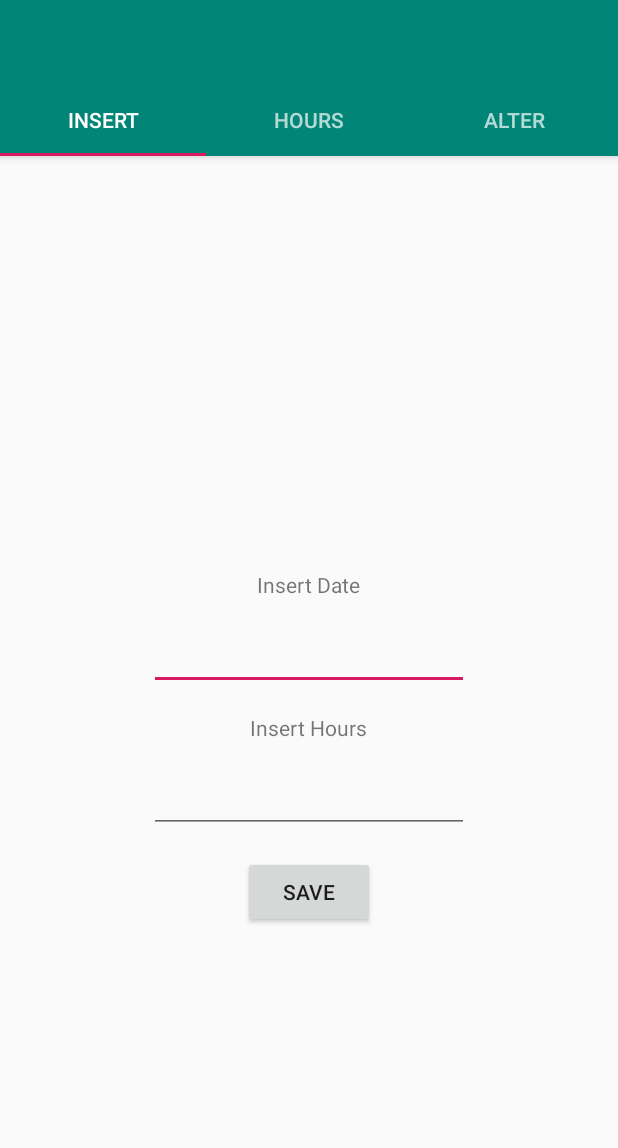
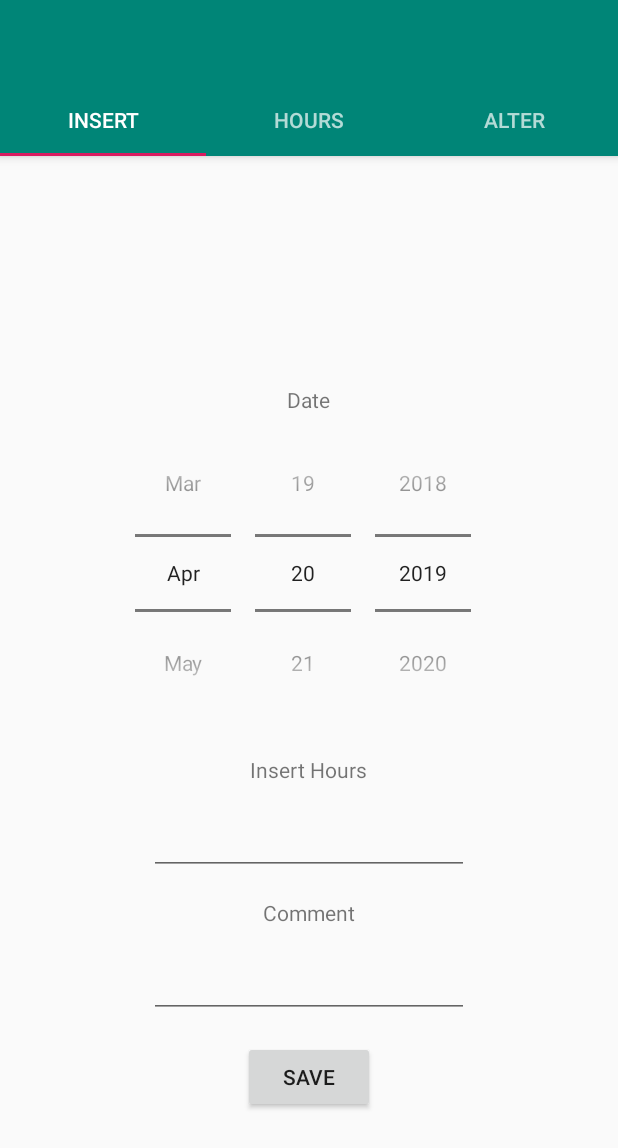
Before and after one commit to Sakkendalen/Work-Time-Tracker, an Android app: the screen it shows after launch (MainActivity), after a tap on "SAVE", on a phone screen of 412 x 824 dp. Shown: the top 1148 px of the screen. Run offline under Robolectric (Android 15) with nearby library versions, the phone set to English and light mode, and no system bars.

Commit message:
Update class databaseHandle.java
-Workhour have comnnet column
-Insert and alter hour tab date selection changed to datepicker

```diff
--- a/app/build.gradle
+++ b/app/build.gradle
@@ -25,7 +25,7 @@ android {
 }
 
 dependencies {
-    compile fileTree(dir: 'libs', include: ['*.jar'])
-    compile 'com.android.support:appcompat-v7:your_api_version_number.0.0'
-    compile 'com.android.support:design:+'
+    implementation fileTree(include: ['*.jar'], dir: 'libs')
+    implementation 'com.android.support:appcompat-v7:28.0.0'
+    implementation 'com.android.support:design:+'
 }
--- a/app/src/main/java/fi/tuni/work_time_tracker/DatabaseHandler.java
+++ b/app/src/main/java/fi/tuni/work_time_tracker/DatabaseHandler.java
@@ -1,5 +1,6 @@
 package fi.tuni.work_time_tracker;
 
+import android.annotation.SuppressLint;
 import android.content.ContentValues;
 import android.content.Context;
 import android.database.Cursor;
@@ -17,6 +18,7 @@ public class DatabaseHandler extends SQLiteOpenHelper {
     private static final String KEY_ID = "id";
     private static final String KEY_DAY = "day";
     private static final String KEY_HOURS = "hours";
+    private static final String KEY_COMMENT = "comment";
 
     public DatabaseHandler(Context context) {
         super(context, DATABASE_NAME, null, DATABASE_VERSION);
@@ -28,7 +30,7 @@ public class DatabaseHandler extends SQLiteOpenHelper {
     public void onCreate(SQLiteDatabase db) {
         String CREATE_WORKHOURS_TABLE = "CREATE TABLE " + TABLE_WORKHOURS + "("
                 + KEY_ID + " INTEGER PRIMARY KEY," + KEY_DAY + " TEXT,"
-                + KEY_HOURS + " TEXT" + ")";
+                + KEY_HOURS + " TEXT," + KEY_COMMENT + " TEXT" + ")";
         db.execSQL(CREATE_WORKHOURS_TABLE);
     }
 
@@ -50,6 +52,7 @@ public class DatabaseHandler extends SQLiteOpenHelper {
         ContentValues values = new ContentValues();
         values.put(KEY_DAY, workhour.getDay()); // WorkHour Day
         values.put(KEY_HOURS, workhour.getHours()); // WorkHour Hour
+        values.put(KEY_COMMENT, workhour.getComment()); //workHour Comment
 
         // Inserting Row
         db.insert(TABLE_WORKHOURS, null, values);
@@ -62,13 +65,13 @@ public class DatabaseHandler extends SQLiteOpenHelper {
         SQLiteDatabase db = this.getReadableDatabase();
 
         Cursor cursor = db.query(TABLE_WORKHOURS, new String[] { KEY_ID,
-                        KEY_DAY, KEY_HOURS }, KEY_ID + "=?",
+                        KEY_DAY, KEY_HOURS, KEY_COMMENT }, KEY_ID + "=?",
                 new String[] { String.valueOf(id) }, null, null, null, null);
         if (cursor != null)
             cursor.moveToFirst();
 
         WorkHour workhour = new WorkHour(Integer.parseInt(cursor.getString(0)),
-                cursor.getString(1), cursor.getString(2));
+                cursor.getString(1), cursor.getString(2), cursor.getString(3));
         // return WorkHour
         return workhour;
     }
@@ -80,7 +83,7 @@ public class DatabaseHandler extends SQLiteOpenHelper {
         String selectQuery = "SELECT  * FROM " + TABLE_WORKHOURS;
 
         SQLiteDatabase db = this.getWritableDatabase();
-        Cursor cursor = db.rawQuery(selectQuery, null);
+        @SuppressLint("Recycle") Cursor cursor = db.rawQuery(selectQuery, null);
 
         // looping through all rows and adding to list
         if (cursor.moveToFirst()) {
@@ -89,6 +92,7 @@ public class DatabaseHandler extends SQLiteOpenHelper {
                 workhour.setID(Integer.parseInt(cursor.getString(0)));
                 workhour.setDay(cursor.getString(1));
                 workhour.setHours(cursor.getString(2));
+                workhour.setComment(cursor.getString(3));
                 // Adding WorkHour to list
                 workhourList.add(workhour);
             } while (cursor.moveToNext());
@@ -105,6 +109,7 @@ public class DatabaseHandler extends SQLiteOpenHelper {
         ContentValues values = new ContentValues();
         values.put(KEY_DAY, workhour.getDay());
         values.put(KEY_HOURS, workhour.getHours());
+        values.put(KEY_COMMENT, workhour.getComment());
 
         // updating row
         return db.update(TABLE_WORKHOURS, values, KEY_ID + " = ?",
--- a/app/src/main/java/fi/tuni/work_time_tracker/HoursCalendarFragment.java
+++ b/app/src/main/java/fi/tuni/work_time_tracker/HoursCalendarFragment.java
@@ -26,7 +26,11 @@ public class HoursCalendarFragment extends Fragment {
     private static final String TAG = "HoursCalendarFragment";
 
     private CalendarView simpleCalendarView;
-    private TextView fetchedHours;
+    private TextView week1;
+    private TextView week2;
+    private TextView week3;
+    private TextView week4;
+    private TextView week5;
 
 
     @Nullable
@@ -36,6 +40,12 @@ public class HoursCalendarFragment extends Fragment {
 
         simpleCalendarView = (CalendarView) view.findViewById(R.id.simpleCalendarView);    // get the reference of CalendarView
         simpleCalendarView.setDate(System.currentTimeMillis(),true,true);  // set date to today.
+        week1 = (TextView) view.findViewById(R.id.week1);
+        week2 = (TextView) view.findViewById(R.id.week2);
+        week3 = (TextView) view.findViewById(R.id.week3);
+        week4 = (TextView) view.findViewById(R.id.week4);
+        week5 = (TextView) view.findViewById(R.id.week5);
+
 
 
         // perform setOnDateChangeListener event on CalendarView.
--- a/app/src/main/java/fi/tuni/work_time_tracker/MainActivity.java
+++ b/app/src/main/java/fi/tuni/work_time_tracker/MainActivity.java
@@ -1,26 +1,14 @@
 package fi.tuni.work_time_tracker;
 
 import android.support.design.widget.TabLayout;
-import android.support.design.widget.FloatingActionButton;
-import android.support.design.widget.Snackbar;
 import android.support.v7.app.AppCompatActivity;
-import android.support.v7.widget.Toolbar;
-
-import android.support.v4.app.Fragment;
-import android.support.v4.app.FragmentManager;
-import android.support.v4.app.FragmentPagerAdapter;
 import android.support.v4.view.ViewPager;
 import android.os.Bundle;
 import android.util.Log;
-import android.view.LayoutInflater;
-import android.view.Menu;
-import android.view.MenuItem;
 import android.view.View;
-import android.view.ViewGroup;
-
+import android.widget.DatePicker;
 import android.widget.EditText;
 import android.widget.TextView;
-
 import java.util.List;
 
 public class MainActivity extends AppCompatActivity {
@@ -32,8 +20,13 @@ public class MainActivity extends AppCompatActivity {
     private ViewPager mViewPager;
 
     private EditText hours;
-    private EditText date;
+
+    private EditText comment;
+
+    private DatePicker date;
+
     private DatabaseHandler db;
+
     private TextView fetchedHours;
 
     @Override
@@ -66,11 +59,14 @@ public class MainActivity extends AppCompatActivity {
     public void saveHours(View view) {
 
         hours = (EditText) findViewById(R.id.hours);
-        date = (EditText) findViewById(R.id.date);
+        comment = (EditText) findViewById(R.id.comment);
+        date = (DatePicker) findViewById(R.id.date);
+
+        String dateString = ""+ date.getDayOfMonth()+"."+ (date.getMonth() + 1)+"."+date.getYear();
 
         // Inserting WorkHour
-        Log.d("WorkHourDebug: ", "Inserting ..");
-        db.addWorkHours(new WorkHour(date.getText().toString(), hours.getText().toString()));
+        Log.d("WorkHourDebug: ", "Inserting:" + dateString +" "+ hours.getText().toString() +" "+ comment.getText().toString());
+        db.addWorkHours(new WorkHour(dateString, hours.getText().toString(), comment.getText().toString()));
     }
 
     public void delHour(String date){
@@ -86,15 +82,16 @@ public class MainActivity extends AppCompatActivity {
 
     }
 
-    public void alterHour(String date, String hour){
+    public void alterHour(String date, String hour, String comment){
 
         List<WorkHour> contacts = db.getAllWorkHours();
 
         for (WorkHour cn : contacts) {
             if(cn.getDay().equals(date)) {
-                Log.d("Altering:", "Altering" + cn.getID() + " " + cn.getDay() + " " + cn.getHours() );
+                Log.d("Altering:", "Altering" + cn.getID() + " " + cn.getDay() + " " + cn.getHours() + " " + cn.getComment() );
                 cn.setDay(date);
                 cn.setHours(hour);
+                cn.setHours(comment);
                 db.updateWorkHour(cn);
             }
         }
--- a/app/src/main/java/fi/tuni/work_time_tracker/WorkHour.java
+++ b/app/src/main/java/fi/tuni/work_time_tracker/WorkHour.java
@@ -1,25 +1,25 @@
 package fi.tuni.work_time_tracker;
-
-import java.sql.Time;
-import java.util.Date;
 
 public class WorkHour {
 
     int _id;
     String _day;
     String _hours;
+    String _comment;
 
     public WorkHour(){   }
 
-    public WorkHour(int id, String date, String workHours){
+    public WorkHour(int id, String date, String workHours, String comment){
         this._id = id;
         this._day = date;
         this._hours = workHours;
+        this._comment = comment;
     }
 
-    public WorkHour(String date, String workHours){
+    public WorkHour(String date, String workHours, String comment){
         this._day = date;
         this._hours = workHours;
+        this._comment = comment;
     }
     public int getID(){
         return this._id;
@@ -44,4 +44,12 @@ public class WorkHour {
     public void setHours(String workHours){
         this._hours = workHours;
     }
+
+    public String getComment() {
+        return _comment;
+    }
+
+    public void setComment(String _comment) {
+        this._comment = _comment;
+    }
 }
--- a/app/src/main/res/layout/fragment_inserthours.xml
+++ b/app/src/main/res/layout/fragment_inserthours.xml
@@ -10,16 +10,16 @@
         android:layout_height="wrap_content"
         android:layout_gravity="center"
         android:layout_marginTop="15dp"
-        android:text="Insert Date" />
+        android:text="Date" />
 
-    <EditText
+
+    <DatePicker
         android:id="@+id/date"
         android:layout_width="wrap_content"
         android:layout_height="wrap_content"
-        android:layout_gravity="center"
-        android:layout_marginTop="15dp"
-        android:ems="10"
-        android:inputType="date" />
+        android:datePickerMode="spinner"
+        android:calendarViewShown="false"
+        android:layout_gravity="center"/>
 
     <TextView
         android:layout_width="wrap_content"
@@ -37,6 +37,22 @@
         android:ems="10"
         android:inputType="time" />
 
+    <TextView
+        android:layout_width="wrap_content"
+        android:layout_height="wrap_content"
+        android:layout_gravity="center"
+        android:layout_marginTop="15dp"
+        android:text="@string/Comment" />
+
+    <EditText
+        android:id="@+id/comment"
+        android:layout_width="wrap_content"
+        android:layout_height="wrap_content"
+        android:layout_gravity="center"
+        android:layout_marginTop="15dp"
+        android:ems="10"
+        android:inputType="text" />
+
     <Button
         android:id="@+id/save"
         android:layout_width="wrap_content"
--- a/app/src/main/res/values/strings.xml
+++ b/app/src/main/res/values/strings.xml
@@ -6,4 +6,5 @@
     <string name="insert_hours">Insert Hours</string>
     <string name="EditHours">Edit Hours</string>
     <string name="delHours">Delete Hours</string>
+    <string name="Comment">Comment</string>
 </resources>
--- a/build.gradle
+++ b/build.gradle
@@ -7,7 +7,7 @@ buildscript {
 
     }
     dependencies {
-        classpath 'com.android.tools.build:gradle:3.3.1'
+        classpath 'com.android.tools.build:gradle:3.4.0'
 
         // NOTE: Do not place your application dependencies here; they belong
         // in the individual module build.gradle files
```
Also changed, not shown: app/src/main/java/fi/tuni/work_time_tracker/AlterHoursFragment.java (+8 -9 lines), app/src/main/res/layout/fragment_alterhours.xml (+21 -6 lines), app/src/main/res/layout/fragment_hourscalendar.xml (+45 -1 lines), gradle/wrapper/gradle-wrapper.properties.
